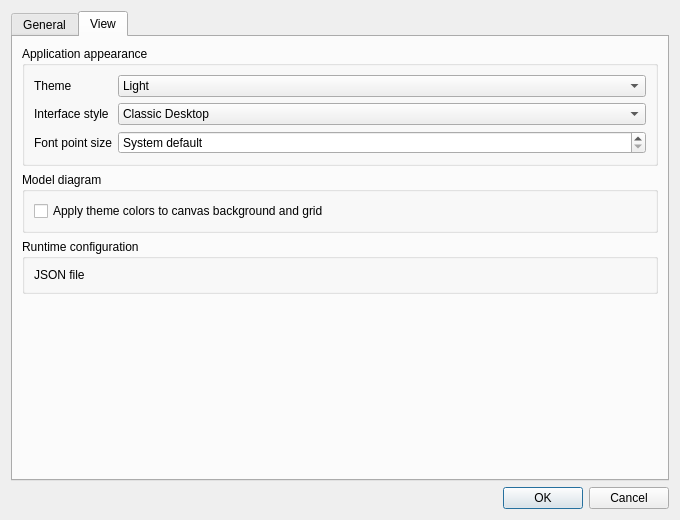
This is source/applications/gui/qt/GenesysQtGUI/dialogs/dialogsystempreferences.ui in rlcancian/Genesys-Simulator as Qt 5 draws it before an edit. The edited form follows.
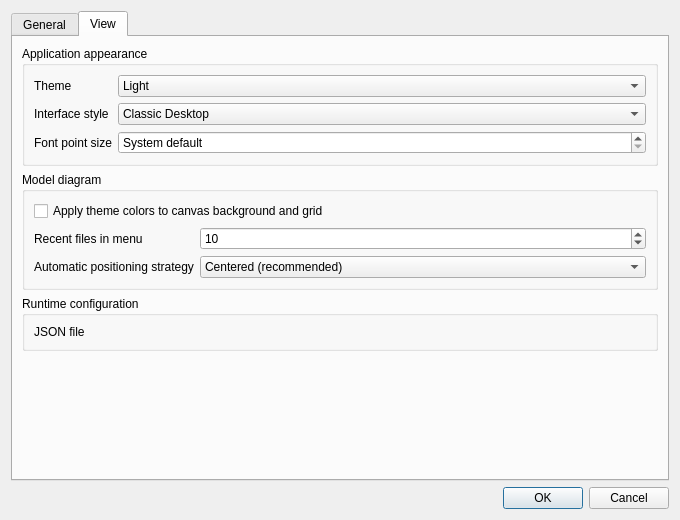
This is the edited form. The open tabs and pages were chosen to show the change.

Commit message: Add recent models menu and configurable automatic positioning

What changed in the file:
```diff
--- a/source/applications/gui/qt/GenesysQtGUI/dialogs/dialogsystempreferences.ui
+++ b/source/applications/gui/qt/GenesysQtGUI/dialogs/dialogsystempreferences.ui
@@ -218,18 +218,59 @@
         </widget>
        </item>
        <item>
-        <widget class="QGroupBox" name="groupBoxDiagramTheme">
+       <widget class="QGroupBox" name="groupBoxDiagramTheme">
          <property name="title">
           <string>Model diagram</string>
          </property>
-         <layout class="QVBoxLayout" name="verticalLayoutDiagramTheme">
-          <item>
+         <layout class="QFormLayout" name="formLayoutDiagramTheme">
+          <item row="0" column="0" colspan="2">
            <widget class="QCheckBox" name="checkBoxDiagramUsesThemeColors">
             <property name="text">
              <string>Apply theme colors to canvas background and grid</string>
             </property>
            </widget>
           </item>
+          <item row="1" column="0">
+           <widget class="QLabel" name="labelRecentModelsLimit">
+            <property name="text">
+             <string>Recent files in menu</string>
+            </property>
+           </widget>
+          </item>
+          <item row="1" column="1">
+           <widget class="QSpinBox" name="spinBoxRecentModelsLimit">
+            <property name="minimum">
+             <number>1</number>
+            </property>
+            <property name="maximum">
+             <number>50</number>
+            </property>
+            <property name="value">
+             <number>10</number>
+            </property>
+           </widget>
+          </item>
+          <item row="2" column="0">
+           <widget class="QLabel" name="labelAutomaticPositioningStrategy">
+            <property name="text">
+             <string>Automatic positioning strategy</string>
+            </property>
+           </widget>
+          </item>
+          <item row="2" column="1">
+           <widget class="QComboBox" name="comboBoxAutomaticPositioningStrategy">
+            <item>
+             <property name="text">
+              <string>Centered (recommended)</string>
+             </property>
+            </item>
+            <item>
+             <property name="text">
+              <string>Legacy (top-left)</string>
+             </property>
+            </item>
+           </widget>
+          </item>
          </layout>
         </widget>
        </item>
```
The commit also changes 13 other files.
